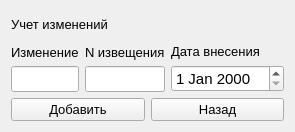
This is changeaccountingminiform.ui in Lelius/FileLibrary as Qt 5 draws it before an edit. The edited form follows.
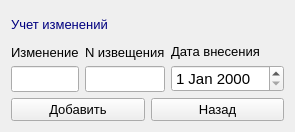
This is the edited form.

```diff
--- a/changeaccountingminiform.ui
+++ b/changeaccountingminiform.ui
@@ -30,7 +30,7 @@
         </font>
        </property>
        <property name="text">
-        <string>Учет изменений</string>
+        <string>&lt;html&gt;&lt;head/&gt;&lt;body&gt;&lt;p&gt;&lt;span style=&quot; color:#00007f;&quot;&gt;Учет изменений&lt;/span&gt;&lt;/p&gt;&lt;/body&gt;&lt;/html&gt;</string>
        </property>
       </widget>
      </item>
```
